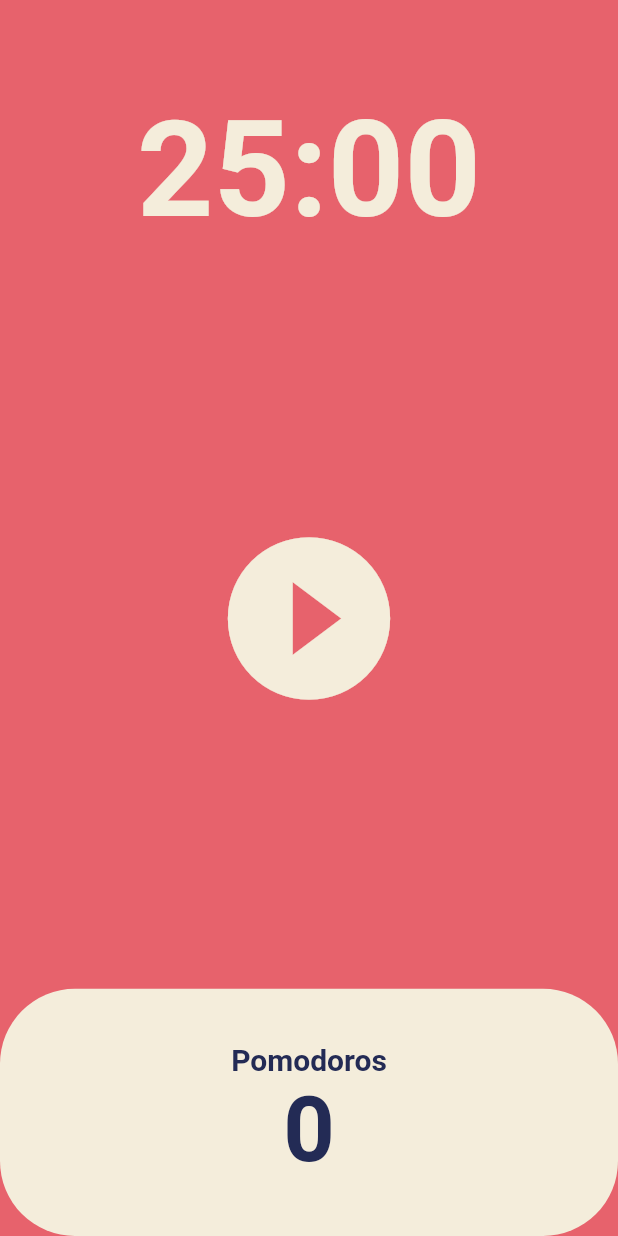
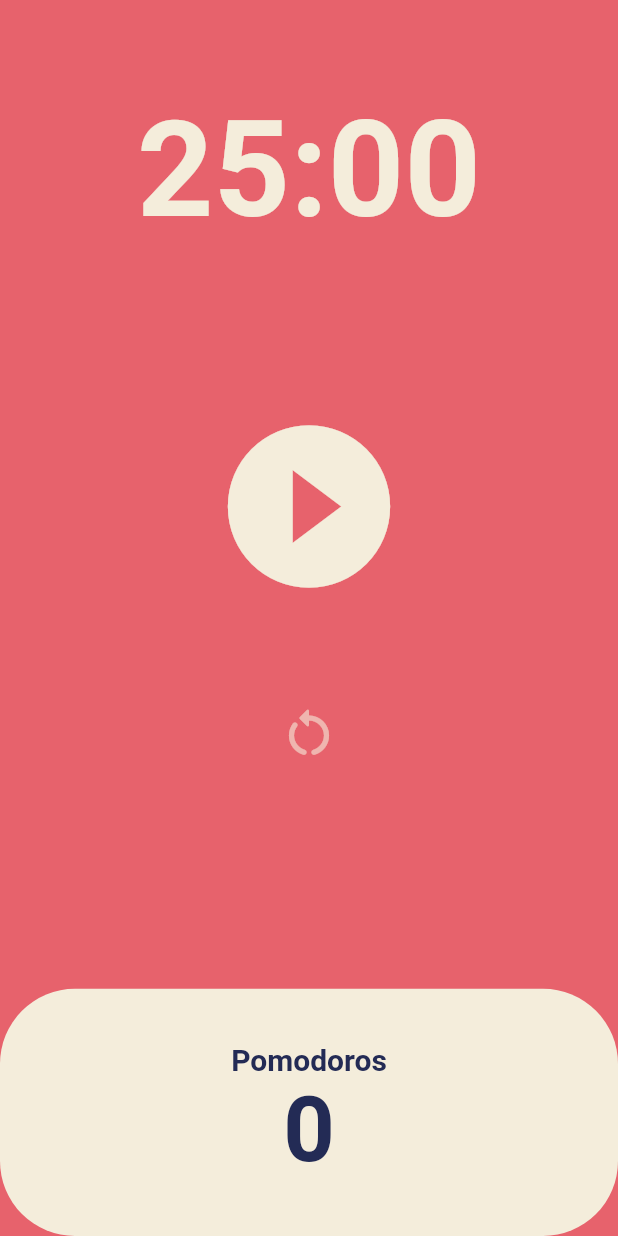
Before and after one commit to mypace0600/toonflix, a Flutter app: the screen it shows after launch, on a phone screen of 412 x 824 dp. Run offline on Flutter 3.47's test engine with Material 2 defaults, Android fonts, the phone set to English and light mode, and no system bars.

Commit message:
reset button action

```diff
--- a/lib/screens/home_screen.dart
+++ b/lib/screens/home_screen.dart
@@ -47,6 +47,13 @@ class _HomeScreenState extends State<HomeScreen> {
     });
   }
 
+  void onResetPressed() {
+    setState(() {
+      totalSeconds = twentyFiveMinutes;
+    });
+    onPausePressed();
+  }
+
   String format(int seconds) {
     var duration = Duration(seconds: seconds);
     return duration.toString().split(".").first.substring(2);
@@ -75,7 +82,12 @@ class _HomeScreenState extends State<HomeScreen> {
           Flexible(
             flex: 3,
             child: Center(
-              child: IconButton(
+              child: Column(
+                children: [
+                  const SizedBox(
+                    height: 100,
+                  ),
+                  IconButton(
                     onPressed: isRunning ? onPausePressed : onStartPressed,
                     icon: Icon(
                       isRunning
@@ -84,6 +96,19 @@ class _HomeScreenState extends State<HomeScreen> {
                     ),
                     iconSize: 130,
                     color: Theme.of(context).cardColor,
+                  ),
+                  const SizedBox(
+                    height: 50,
+                  ),
+                  !isRunning
+                      ? IconButton(
+                          onPressed: onResetPressed,
+                          icon: const Icon(Icons.restart_alt_rounded),
+                          iconSize: 40,
+                          color: Theme.of(context).cardColor.withOpacity(0.6),
+                        )
+                      : const SizedBox()
+                ],
               ),
             ),
           ),
```
Lines whose indentation alone changed are shown as unchanged.
